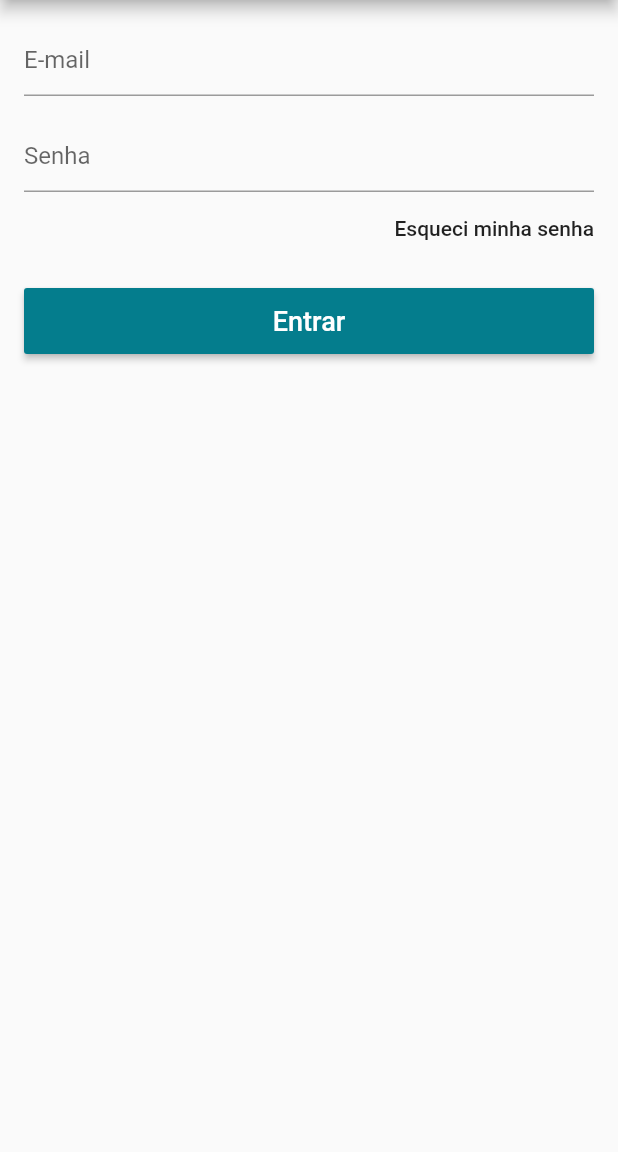
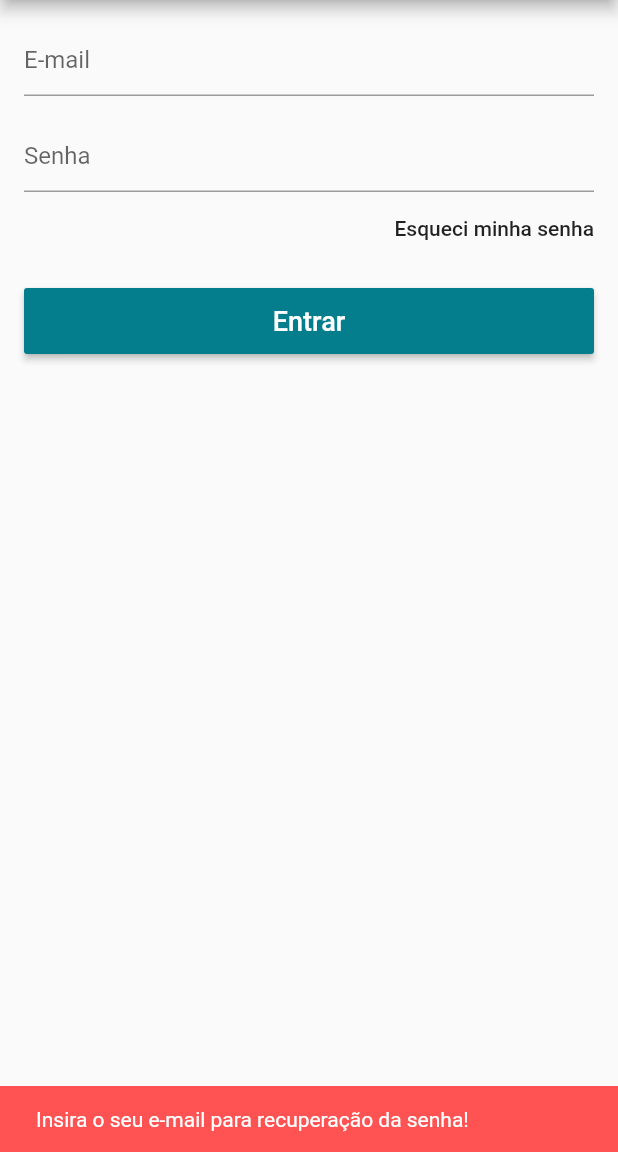
Before and after one commit to douglascpereira/loja_virtual_flutter, a Flutter app: the LoginScreen screen opened directly, after a tap on "Esqueci minha senha", on a phone screen of 412 x 824 dp, the part 84-1236 px from its top. Run offline on Flutter 3.47's test engine with Material 2 defaults, Android fonts, the phone set to English and light mode, and no system bars; our stand-ins replace carousel_pro, cloud_firestore, firebase_auth, transparent_image; missing offline and left inert: dart:ffi; accounts and stored records are empty.

Commit message:
login do usuario

```diff
--- a/lib/screens/login_screen.dart
+++ b/lib/screens/login_screen.dart
@@ -3,13 +3,23 @@ import 'package:loja_virtual/models/user_model.dart';
 import 'package:loja_virtual/screens/singup_screen.dart';
 import 'package:scoped_model/scoped_model.dart';
 
-class LoginScreen extends StatelessWidget {
+class LoginScreen extends StatefulWidget {
+  @override
+  _LoginScreenState createState() => _LoginScreenState();
+}
+
+class _LoginScreenState extends State<LoginScreen> {
+
+  final _emailController = TextEditingController();
+  final _passController = TextEditingController();
 
   final _formKey = GlobalKey<FormState>();
+  final _scaffoldKey = GlobalKey<ScaffoldState>();
 
   @override
   Widget build(BuildContext context) {
     return Scaffold(
+      key: _scaffoldKey,
       appBar: AppBar(
         title: Text("Entrar"),
         centerTitle: true,
@@ -21,7 +31,7 @@ class LoginScreen extends StatelessWidget {
             textColor: Colors.white,
             onPressed: (){
               Navigator.of(context).pushReplacement(
-                MaterialPageRoute(builder: (context) => SingupScreen())
+                  MaterialPageRoute(builder: (context) => SignUpScreen())
               );
             },
 
@@ -39,6 +49,7 @@ class LoginScreen extends StatelessWidget {
               padding: EdgeInsets.all(16.0),
               children: <Widget>[
                 TextFormField(
+                  controller: _emailController,
                   decoration: InputDecoration(
                       hintText: "E-mail"
                   ),
@@ -49,6 +60,7 @@ class LoginScreen extends StatelessWidget {
                 ),
                 SizedBox(height: 16.0,),
                 TextFormField(
+                  controller: _passController,
                   decoration: InputDecoration(
                       hintText: "Senha"
                   ),
@@ -60,7 +72,22 @@ class LoginScreen extends StatelessWidget {
                 Align(
                   alignment: Alignment.centerRight,
                   child: FlatButton(
-                    onPressed: (){},
+                    onPressed: (){
+                      if(_emailController.text.isEmpty)
+                        _scaffoldKey.currentState.showSnackBar(
+                            SnackBar(content: Text("Insira o seu e-mail para recuperação da senha!"),
+                              backgroundColor: Colors.redAccent,
+                              duration: Duration(seconds: 2),)
+                        );
+                      else{
+                        model.recoverPass(_emailController.text);
+                        _scaffoldKey.currentState.showSnackBar(
+                            SnackBar(content: Text("Confira seu e-mail!"),
+                              backgroundColor: Theme.of(context).primaryColor,
+                              duration: Duration(seconds: 2),)
+                        );
+                      }
+                    },
                     child: Text("Esqueci minha senha",
                       textAlign: TextAlign.right,),
                     padding: EdgeInsets.zero,
@@ -79,7 +106,12 @@ class LoginScreen extends StatelessWidget {
                       if(_formKey.currentState.validate()){
 
                       }
-                      model.signIn();
+                      model.signIn(
+                          email: _emailController.text,
+                          pass: _passController.text,
+                          onSuccess: _onSuccess,
+                          onFail: _onFail
+                      );
                     },
                   ),
                 ),
@@ -90,4 +122,16 @@ class LoginScreen extends StatelessWidget {
       ),
     );
   }
+
+  void _onSuccess(){
+    Navigator.of(context).pop();
+  }
+
+  void _onFail(){
+    _scaffoldKey.currentState.showSnackBar(
+        SnackBar(content: Text("Falha ao Entrar!"),
+          backgroundColor: Colors.redAccent,
+          duration: Duration(seconds: 2),)
+    );
+  }
 }
```
Also changed, not shown: lib/models/user_model.dart (+85 -6 lines), lib/screens/singup_screen.dart (+58 -2 lines), lib/widgets/custom_drawer.dart (+16 -4 lines).
